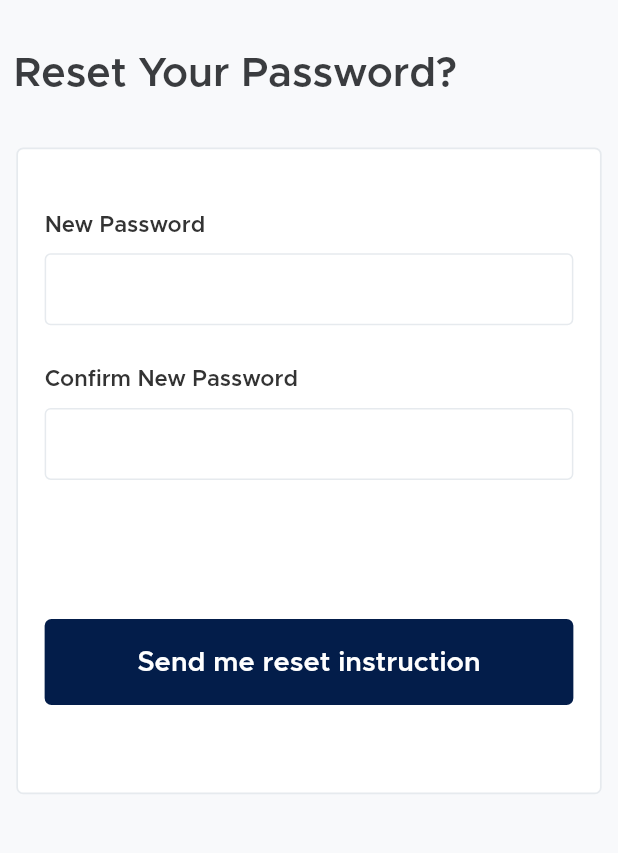
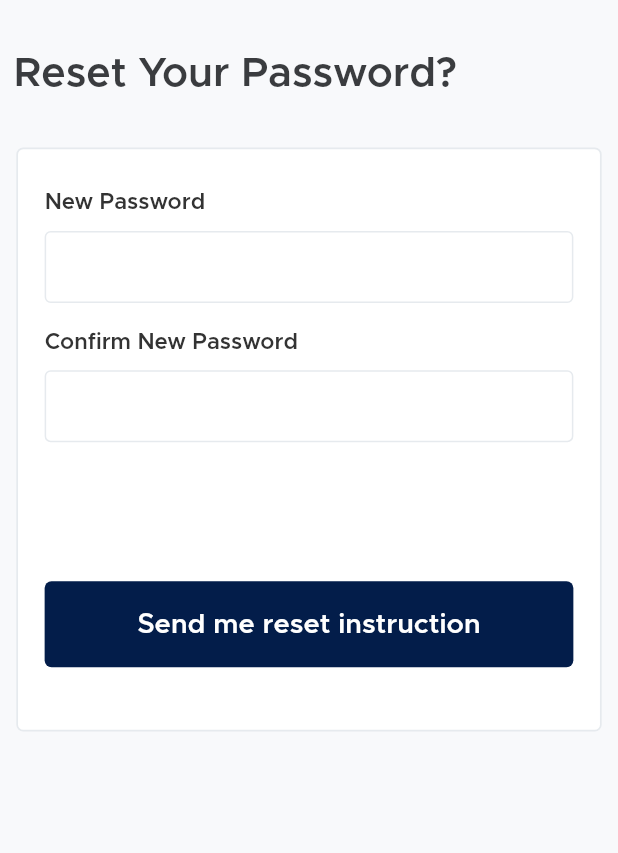
Before and after one commit to islamsayed86/Happy-Texting, a Flutter app: the ResetPassword screen opened by its route, on a phone screen of 412 x 824 dp, the part 97-950 px from its top. Run offline on Flutter 3.47's test engine with Material 2 defaults, Android fonts, the phone set to English and light mode, and no system bars; our stand-ins replace flutter_screenutil.

Commit message:
make the design responsvie 1

```diff
--- a/lib/Ui/screens/reset_password_page.dart
+++ b/lib/Ui/screens/reset_password_page.dart
@@ -67,7 +67,7 @@ class ResetPassword extends StatelessWidget {
               ),
               child: Container(
                 width: 371.w,
-                height: 361.h,
+                height: 326.h,
                 decoration: BoxDecoration(
                   color: const Color(0xffFFFFFF),
                   border: Border.all(
@@ -82,7 +82,7 @@ class ResetPassword extends StatelessWidget {
                   child: Column(
                     children: [
                       SizedBox(
-                        height: 37.5.sp,
+                        height: 24.5.sp,
                       ),
                       Row(
                         mainAxisAlignment: MainAxisAlignment.start,
@@ -104,7 +104,7 @@ class ResetPassword extends StatelessWidget {
                       ),
                       const CustomTextField(),
                       SizedBox(
-                        height: 25.sp,
+                        height: 16.sp,
                       ),
                       Row(
                         mainAxisAlignment: MainAxisAlignment.start,
@@ -118,7 +118,6 @@ class ResetPassword extends StatelessWidget {
                               color: const Color(0xff333333),
                             ),
                           ),
-                          // CustomFormTextFiled()
                         ],
                       ),
                       SizedBox(
```
